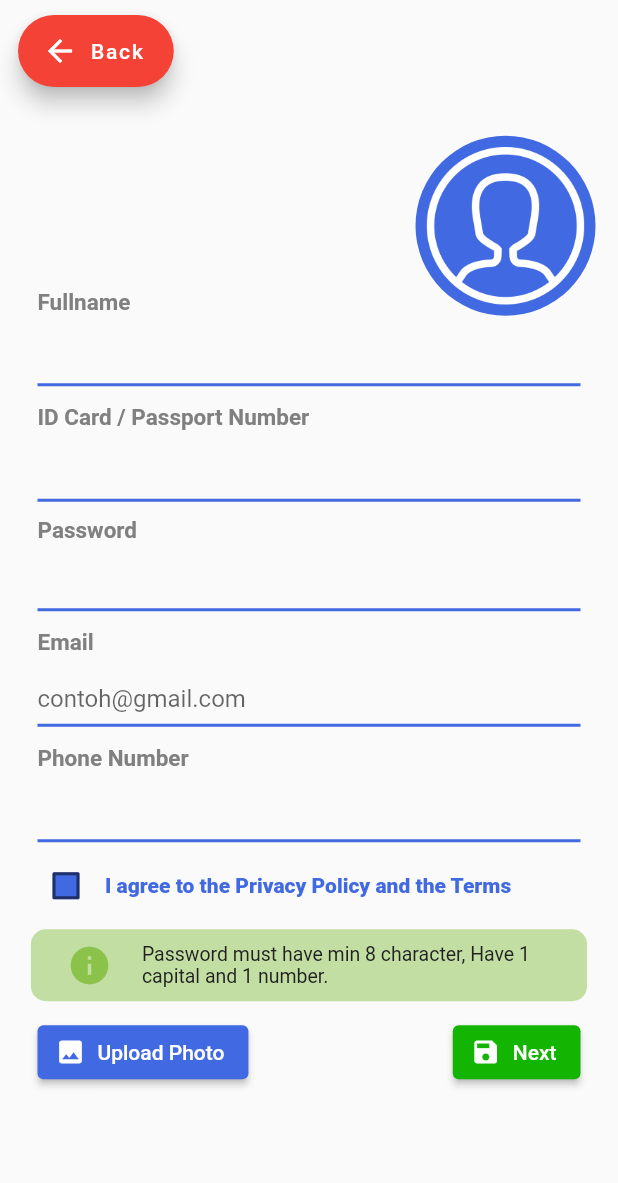
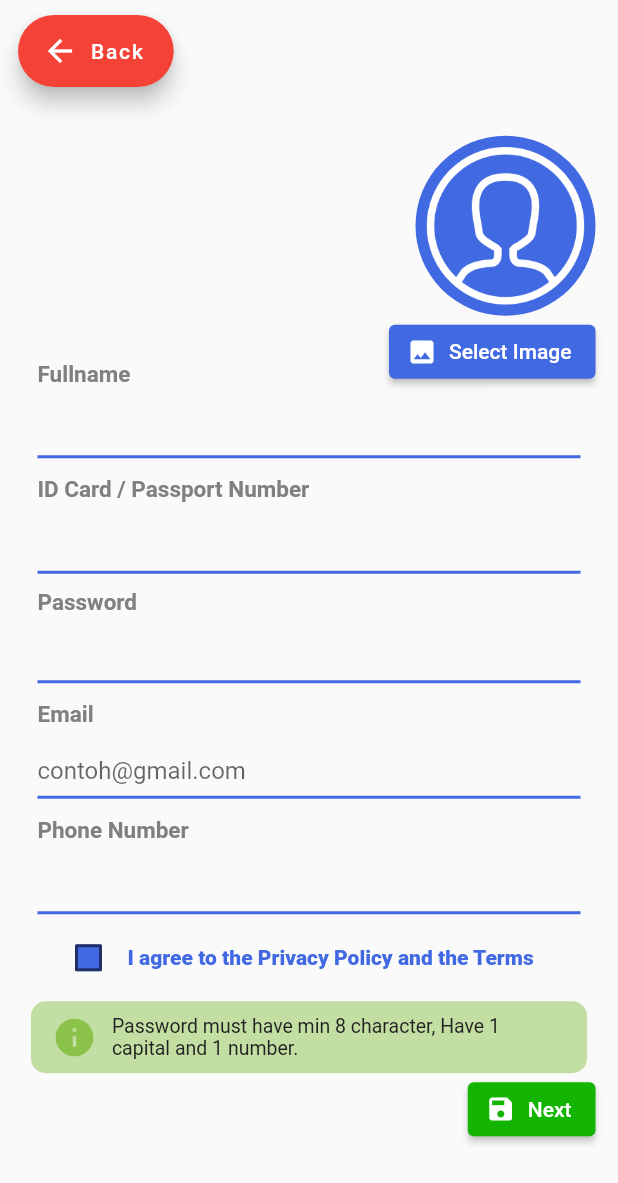
Before and after one commit to FlazeFy/Tripversal-Mobile-Sqflite, a Flutter app: the CreateAccPage screen opened directly, after a tap on "Next", on a phone screen of 412 x 824 dp. Shown: the top 1183 px of the screen. Run offline on Flutter 3.47's test engine with Material 2 defaults, Android fonts, the phone set to English and light mode, and no system bars; our stand-ins replace sqflite; accounts and stored records are empty.

Commit message:
Sqflite create Acc, read acc, and some fixes
Create account (form only without image upload), read account detail (without passing value), some nullable fixes

```diff
--- a/tripversal/lib/bookCarBody.dart
+++ b/tripversal/lib/bookCarBody.dart
@@ -4,7 +4,7 @@ import 'main.dart';
 
 //Collapse Resv
 class bookCar extends StatelessWidget {
-  const bookCar({Key? key}) : super(key: key);
+  const bookCar({Key key}) : super(key: key);
 
   @override
   Widget build(BuildContext context) {
@@ -533,7 +533,7 @@ class bookCar extends StatelessWidget {
 
                       ]
                     ),
-                    SizedBox(
+                    const SizedBox(
                       height: 60,
                     ),
                   ]
--- a/tripversal/lib/bookGuideBody.dart
+++ b/tripversal/lib/bookGuideBody.dart
@@ -4,7 +4,7 @@ import 'main.dart';
 
 //Collapse Resv
 class bookGuide extends StatelessWidget {
-  const bookGuide({Key? key}) : super(key: key);
+  const bookGuide({Key key}) : super(key: key);
 
   @override
   Widget build(BuildContext context) {
--- a/tripversal/lib/createAccBody.dart
+++ b/tripversal/lib/createAccBody.dart
@@ -1,13 +1,24 @@
 import 'package:flutter/material.dart';
+import 'package:tripversal/models/userModel.dart';
+import 'package:tripversal/services/userServices.dart';
 import 'package:tripversal/widgets/checkBox.dart';
 
 class createAcc extends StatelessWidget {
-  const createAcc({Key? key}) : super(key: key);
+  //const createAcc({Key? key}) : super(key: key);
+  var _fullnameCtrl = TextEditingController();
+  var _idCardCtrl = TextEditingController();
+  var _passwordCtrl = TextEditingController();
+  var _emailCtrl = TextEditingController();
+  var _phoneCtrl = TextEditingController();
+
+  var _user = userModel();
+  var _userservices = userServices();
 
   @override
   Widget build(BuildContext context) {
     return Center(
       child: Container(
+        padding: const EdgeInsets.symmetric(horizontal: 15.0),
         child: Flexible(
           child : SingleChildScrollView(
             scrollDirection: Axis.vertical,
@@ -17,7 +28,6 @@ class createAcc extends StatelessWidget {
                   alignment: Alignment.topRight,
                   child: Container(
                     width: 120,
-                    margin: const EdgeInsets.symmetric(horizontal: 15.0),
                     transform: Matrix4.translationValues(0.0, 30.0, 0.0),
                     child: ClipRRect(
                       borderRadius: BorderRadius.circular(80),
@@ -29,12 +39,28 @@ class createAcc extends StatelessWidget {
                     ),
                   ),
                 ),
+                Align(
+                  alignment: Alignment.centerRight,
+                  child: Container(
+                    transform: Matrix4.translationValues(0.0, 30.0, 0.0),
+                    child: ElevatedButton.icon(
+                      onPressed: () {
+                          // Respond to button press
+                      },
+                      icon: const Icon(Icons.photo, size: 20),
+                      label: const Text("Select Image"),
+                      style: ElevatedButton.styleFrom(
+                        primary: const Color(0xFF4169E1),
+                      ),
+                    ),
+                  )
+                ),
 
                 //Full name section.
                 Align(
                   alignment: Alignment.centerLeft,
                   child: Container(
-                    margin: const EdgeInsets.symmetric(horizontal: 25.0, vertical: 12.0),
+                    margin: const EdgeInsets.symmetric(horizontal: 10.0, vertical: 12.0),
                     child: const Text(
                       "Fullname",
                       style: TextStyle(
@@ -47,10 +73,11 @@ class createAcc extends StatelessWidget {
                 ),
                 Align(
                   child: Container(
-                    margin: const EdgeInsets.symmetric(horizontal: 25.0),
+                    margin: const EdgeInsets.symmetric(horizontal: 10.0),
                     height: 35,
-                    child: const TextField(
-                      decoration: InputDecoration(
+                    child: TextField(
+                      controller: _fullnameCtrl,
+                      decoration: const InputDecoration(
                         enabledBorder: UnderlineInputBorder(
                           borderSide: BorderSide(color: Color(0xFF4169E1), width: 2.0),
                         ),
@@ -65,7 +92,7 @@ class createAcc extends StatelessWidget {
                 Align(
                   alignment: Alignment.centerLeft,
                   child: Container(
-                    margin: const EdgeInsets.symmetric(horizontal: 25.0, vertical: 12.0),
+                    margin: const EdgeInsets.symmetric(horizontal: 10.0, vertical: 12.0),
                     child: const Text(
                       "ID Card / Passport Number",
                       style: TextStyle(
@@ -78,10 +105,11 @@ class createAcc extends StatelessWidget {
                 ),
                 Align(
                   child: Container(
-                    margin: const EdgeInsets.symmetric(horizontal: 25.0),
+                    margin: const EdgeInsets.symmetric(horizontal: 10.0),
                     height: 35,
-                    child: const TextField(
-                      decoration: InputDecoration(
+                    child: TextField(
+                      controller: _idCardCtrl,
+                      decoration: const InputDecoration(
                         enabledBorder: UnderlineInputBorder(
                           borderSide: BorderSide(color: Color(0xFF4169E1), width: 2.0),
                         ),
@@ -96,7 +124,7 @@ class createAcc extends StatelessWidget {
                 Align(
                   alignment: Alignment.centerLeft,
                   child: Container(
-                    margin: const EdgeInsets.symmetric(horizontal: 25.0, vertical: 10.0),
+                    margin: const EdgeInsets.symmetric(horizontal: 10.0, vertical: 10.0),
                     child: const Text(
                       "Password",
                       style: TextStyle(
@@ -109,10 +137,11 @@ class createAcc extends StatelessWidget {
                 ),
                 Align(
                   child: Container(
-                    margin: const EdgeInsets.symmetric(horizontal: 25.0),
+                    margin: const EdgeInsets.symmetric(horizontal: 10.0),
                     height: 35,
-                    child: const TextField(
-                      decoration: InputDecoration(
+                    child: TextField(
+                      controller: _passwordCtrl,
+                      decoration: const InputDecoration(
                         enabledBorder: UnderlineInputBorder(
                           borderSide: BorderSide(color: Color(0xFF4169E1), width: 2.0),
                         ),
@@ -127,7 +156,7 @@ class createAcc extends StatelessWidget {
                 Align(
                   alignment: Alignment.centerLeft,
                   child: Container(
-                    margin: const EdgeInsets.symmetric(horizontal: 25.0, vertical: 12.0),
+                    margin: const EdgeInsets.symmetric(horizontal: 10.0, vertical: 12.0),
                     child: const Text(
                       "Email",
                       style: TextStyle(
@@ -140,10 +169,11 @@ class createAcc extends StatelessWidget {
                 ),
                 Align(
                   child: Container(
-                    margin: const EdgeInsets.symmetric(horizontal: 25.0),
+                    margin: const EdgeInsets.symmetric(horizontal: 10.0),
                     height: 35,
-                    child: const TextField(
-                      decoration: InputDecoration(
+                    child: TextField(
+                      controller: _emailCtrl,
+                      decoration: const InputDecoration(
                         enabledBorder: UnderlineInputBorder(
                           borderSide: BorderSide(color: Color(0xFF4169E1), width: 2.0),
                         ),
@@ -158,7 +188,7 @@ class createAcc extends StatelessWidget {
                 Align(
                   alignment: Alignment.centerLeft,
                   child: Container(
-                    margin: const EdgeInsets.symmetric(horizontal: 25.0, vertical: 12.0),
+                    margin: const EdgeInsets.symmetric(horizontal: 10.0, vertical: 12.0),
                     child: const Text(
                       "Phone Number",
                       style: TextStyle(
@@ -171,10 +201,11 @@ class createAcc extends StatelessWidget {
                 ),
                 Align(
                   child: Container(
-                    margin: const EdgeInsets.symmetric(horizontal: 25.0),
+                    margin: const EdgeInsets.symmetric(horizontal: 10.0),
                     height: 35,
-                    child: const TextField(
-                      decoration: InputDecoration(
+                    child: TextField(
+                      controller: _phoneCtrl,
+                      decoration: const InputDecoration(
                         enabledBorder: UnderlineInputBorder(
                           borderSide: BorderSide(color: Color(0xFF4169E1), width: 2.0),
                         ),
@@ -212,7 +243,7 @@ class createAcc extends StatelessWidget {
 
                 Container(
                   width: MediaQuery.of(context).size.width* 0.9,
-                  padding: EdgeInsets.all(4.0),
+                  padding: const EdgeInsets.all(4.0),
                   decoration: BoxDecoration(
                     color: Colors.lightGreen.withOpacity(0.5),
                     borderRadius: BorderRadius.circular(10),
@@ -220,7 +251,7 @@ class createAcc extends StatelessWidget {
                   child: Row(
                     children: [
                       Container(
-                        margin: EdgeInsets.symmetric(horizontal: 20.0, vertical: 5.0),
+                        margin: const EdgeInsets.symmetric(horizontal: 10.0, vertical: 5.0),
                         child: const Icon(
                           Icons.info,
                           color: Colors.lightGreen,
@@ -231,7 +262,7 @@ class createAcc extends StatelessWidget {
                         alignment: Alignment.centerLeft,
                         child: Container(
                           width: MediaQuery.of(context).size.width* 0.65,
-                          margin: EdgeInsets.symmetric(vertical: 5.0),
+                          margin: const EdgeInsets.symmetric(vertical: 5.0),
                           child: const Text(
                             "Password must have min 8 character, Have 1 capital and 1 number.",
                             style: TextStyle(
@@ -247,36 +278,24 @@ class createAcc extends StatelessWidget {
                 ),
 
                 Align(
-                  alignment: Alignment.centerLeft,
-                  child: Container(
-                    margin: const EdgeInsets.symmetric(horizontal: 25.0),
-                    transform: Matrix4.translationValues(0.0, 10.0, 0.0),
+                  alignment: Alignment.bottomRight,
                   child: ElevatedButton.icon(
-                      onPressed: () {
-                          // Respond to button press
-                      },
-                      icon: const Icon(Icons.photo, size: 20),
-                      label: const Text("Upload Photo"),
-                      style: ElevatedButton.styleFrom(
-                        primary: const Color(0xFF4169E1),
-                      ),
-                    ),
-                  ),
-                ),
-                Align(
-                  alignment: Alignment.topRight,
-                  child: Container(
-                    margin: const EdgeInsets.symmetric(horizontal: 25.0),
-                    transform: Matrix4.translationValues(0.0, -38.0, 0.0),
-                    child: ElevatedButton.icon(
-                      onPressed: () {
-                          // Respond to button press
+                    onPressed: () async{
+                        //coba
+                        _user.fullname = _fullnameCtrl.text;
+                        _user.idCard = _idCardCtrl.text;
+                        _user.password = _passwordCtrl.text;
+                        _user.email = _emailCtrl.text;
+                        _user.phone = _phoneCtrl.text;
+
+                        //_userservices.createAccount(_user);
+                        var result = await _userservices.createAccount(_user);
+                        print(result);
                     },
                     icon: const Icon(Icons.save, size: 20),
                     label: const Text("Next"),
                     style: ElevatedButton.styleFrom(
                       primary: const Color(0xFF13B402),
-                      ),
                     ),
                   ),
                 )
--- a/tripversal/lib/helpBody.dart
+++ b/tripversal/lib/helpBody.dart
@@ -1,7 +1,7 @@
 import 'package:flutter/material.dart';
 
 class help extends StatelessWidget {
-  const help({Key? key}) : super(key: key);
+  const help({Key key}) : super(key: key);
 
   @override
   Widget build(BuildContext context) {
--- a/tripversal/lib/loginBody.dart
+++ b/tripversal/lib/loginBody.dart
@@ -2,7 +2,7 @@ import 'package:flutter/material.dart';
 import 'package:tripversal/main.dart';
 
 class Login extends StatelessWidget {
-  const Login({Key? key}) : super(key: key);
+  const Login({Key key}) : super(key: key);
 
   @override
   Widget build(BuildContext context) {
--- /dev/null
+++ b/tripversal/lib/models/userModel.dart
@@ -0,0 +1,22 @@
+class userModel{
+   int idUser;
+
+   String fullname;
+   String idCard;
+   String password;
+   String email;
+   String phone;
+
+  userMap(){
+    var mapping = Map<String, dynamic>();
+
+    mapping['id_user'] = null;
+    mapping['id_Card'] = idCard;
+    mapping['fullname'] = fullname;
+    mapping['password'] = password;
+    mapping['email'] = email;
+    mapping['phone'] = phone;
+
+    return mapping;
+  }
+}
--- a/tripversal/lib/myResvBody.dart
+++ b/tripversal/lib/myResvBody.dart
@@ -3,7 +3,7 @@ import 'package:tripversal/main.dart';
 
 //Collapse Resv
 class ExpansionResv extends StatelessWidget {
-  const ExpansionResv({Key? key}) : super(key: key);
+  const ExpansionResv({Key key}) : super(key: key);
 
   @override
   Widget build(BuildContext context) {
--- a/tripversal/lib/paymentBody.dart
+++ b/tripversal/lib/paymentBody.dart
@@ -1,7 +1,7 @@
 import 'package:flutter/material.dart';
 
 class payment extends StatelessWidget {
-  const payment({Key? key}) : super(key: key);
+  const payment({Key key}) : super(key: key);
 
   @override
   Widget build(BuildContext context) {
--- /dev/null
+++ b/tripversal/lib/repositories/repository.dart
@@ -0,0 +1,31 @@
+import 'package:sqflite/sqflite.dart';
+import 'package:tripversal/repositories/database_connection.dart';
+import 'package:flutter/material.dart';
+
+class Repository{
+  DatabaseConnection _databaseConnection;
+
+  Repository(){
+    _databaseConnection = DatabaseConnection();
+  }
+
+  static Database _database;
+
+  Future<Database> get database async{
+    if(_database != null) return _database;
+    _database = await _databaseConnection.setDatabase();
+    return _database;
+  }
+
+  insertData(table, data) async{
+    var connection = await database;
+
+    return await connection.insert(table, data);
+  }
+
+  readData(table) async{
+    var connection = await database;
+    // return await connection.query(table);
+    return await connection.rawQuery('SELECT * FROM user WHERE id_user=?', ['3']);
+  }
+}
--- /dev/null
+++ b/tripversal/lib/services/userServices.dart
@@ -0,0 +1,18 @@
+import 'package:tripversal/models/userModel.dart';
+import 'package:tripversal/repositories/repository.dart';
+
+class userServices{
+  Repository _repository;
+
+  userServices(){
+    _repository = Repository();
+  }
+
+  createAccount(userModel user) async{
+    return await _repository.insertData('user', user.userMap());
+  }
+
+  readUser() async{
+    return await _repository.readData('user');
+  }
+}
--- a/tripversal/lib/settingBody.dart
+++ b/tripversal/lib/settingBody.dart
@@ -1,7 +1,7 @@
 import 'package:flutter/material.dart';
 
 class Setting extends StatefulWidget {
-  const Setting({Key? key}) : super(key: key);
+  const Setting({Key key}) : super(key: key);
 
   @override
   _State createState() => _State();
--- a/tripversal/lib/widgets/sideNav.dart
+++ b/tripversal/lib/widgets/sideNav.dart
@@ -2,7 +2,7 @@ import 'package:flutter/material.dart';
 import '../main.dart';
 
 class NavDrawer extends StatelessWidget {
-  const NavDrawer({Key? key}) : super(key: key);
+  const NavDrawer({Key key}) : super(key: key);
 
   @override
   Widget build(BuildContext context) {
```
Also changed, not shown: tripversal/lib/forgetPassBody.dart (+38 -1 lines), tripversal/lib/main.dart (+70 -33 lines), tripversal/lib/orderBody.dart (+5 -5 lines), tripversal/lib/repositories/database_connection.dart (added, +16 -0 lines), tripversal/lib/widgets/checkBox.dart (+6 -6 lines), tripversal/pubspec.yaml (+11 -1 lines), tripversal/pubspec.lock. Lines whose indentation alone changed are shown as unchanged.
